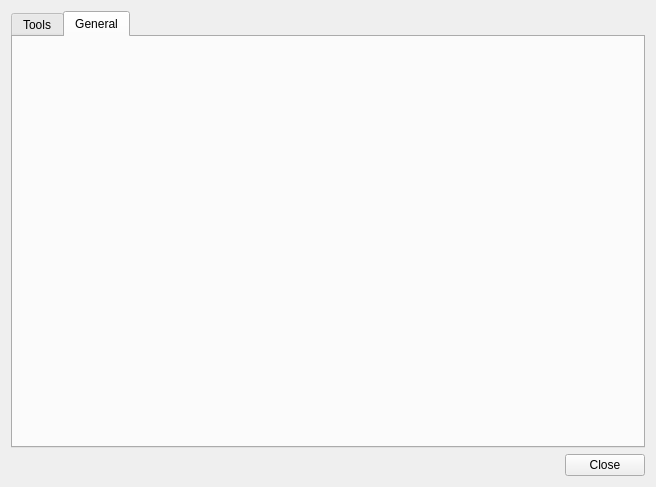
micwik/ArnBrowser, file src/SettingsWindow.ui: the form before one commit.
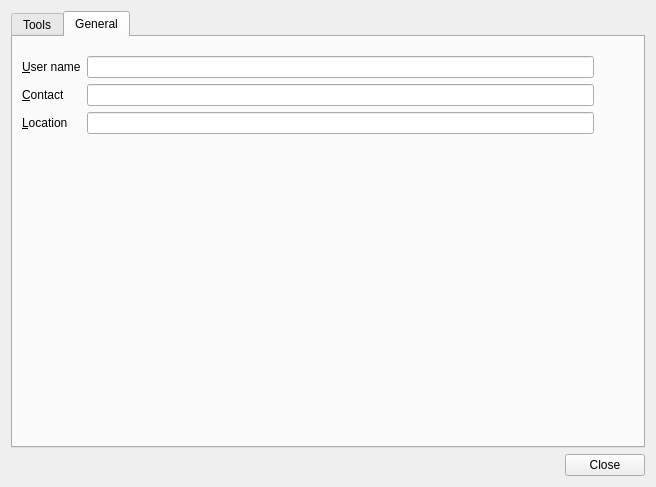
The form after the commit. The open tabs and pages were chosen to show the change.

Commit message: Added settings (username, ...)

What changed in the file:
```diff
--- a/src/SettingsWindow.ui
+++ b/src/SettingsWindow.ui
@@ -147,6 +147,104 @@
         <attribute name="title">
          <string>General</string>
         </attribute>
+        <layout class="QHBoxLayout" name="horizontalLayout_6">
+         <item>
+          <layout class="QVBoxLayout" name="verticalLayout_3">
+           <item>
+            <spacer name="verticalSpacer_3">
+             <property name="orientation">
+              <enum>Qt::Vertical</enum>
+             </property>
+             <property name="sizeType">
+              <enum>QSizePolicy::Preferred</enum>
+             </property>
+             <property name="sizeHint" stdset="0">
+              <size>
+               <width>20</width>
+               <height>10</height>
+              </size>
+             </property>
+            </spacer>
+           </item>
+           <item>
+            <layout class="QHBoxLayout" name="horizontalLayout_5">
+             <item>
+              <layout class="QGridLayout" name="gridLayout_2">
+               <item row="0" column="0">
+                <widget class="QLabel" name="userNameTxt">
+                 <property name="text">
+                  <string>&amp;User name</string>
+                 </property>
+                 <property name="buddy">
+                  <cstring>userNameEdit</cstring>
+                 </property>
+                </widget>
+               </item>
+               <item row="0" column="1">
+                <widget class="QLineEdit" name="userNameEdit"/>
+               </item>
+               <item row="1" column="0">
+                <widget class="QLabel" name="contactTxt">
+                 <property name="text">
+                  <string>&amp;Contact</string>
+                 </property>
+                 <property name="buddy">
+                  <cstring>contactEdit</cstring>
+                 </property>
+                </widget>
+               </item>
+               <item row="1" column="1">
+                <widget class="QLineEdit" name="contactEdit"/>
+               </item>
+               <item row="2" column="0">
+                <widget class="QLabel" name="locationTxt">
+                 <property name="text">
+                  <string>&amp;Location</string>
+                 </property>
+                 <property name="buddy">
+                  <cstring>locationEdit</cstring>
+                 </property>
+                </widget>
+               </item>
+               <item row="2" column="1">
+                <widget class="QLineEdit" name="locationEdit"/>
+               </item>
+              </layout>
+             </item>
+             <item>
+              <spacer name="horizontalSpacer_2">
+               <property name="orientation">
+                <enum>Qt::Horizontal</enum>
+               </property>
+               <property name="sizeType">
+                <enum>QSizePolicy::Preferred</enum>
+               </property>
+               <property name="sizeHint" stdset="0">
+                <size>
+                 <width>40</width>
+                 <height>20</height>
+                </size>
+               </property>
+              </spacer>
+             </item>
+            </layout>
+           </item>
+           <item>
+            <spacer name="verticalSpacer_4">
+             <property name="orientation">
+              <enum>Qt::Vertical</enum>
+             </property>
+             <property name="sizeHint" stdset="0">
+              <size>
+               <width>20</width>
+               <height>40</height>
+              </size>
+             </property>
+            </spacer>
+           </item>
+          </layout>
+         </item>
+        </layout>
        </widget>
       </widget>
      </item>
```
Left out of the diff: 4 changed lines with no effect on the pictures. The commit also changes 8 other files.
